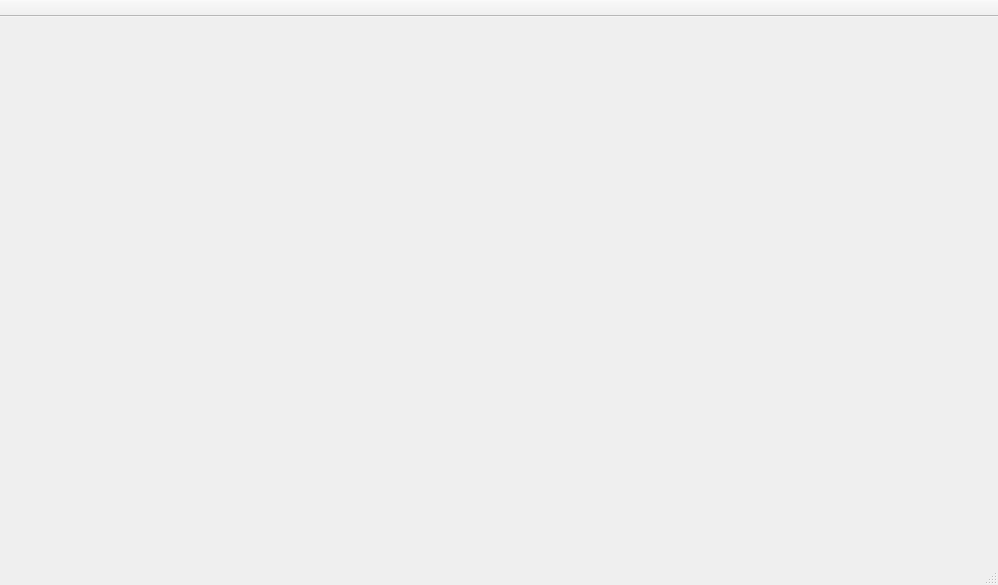
Qt form BodegueroHero/mainwindow.ui (ErickHernandez/BodegueroHero) before a commit.
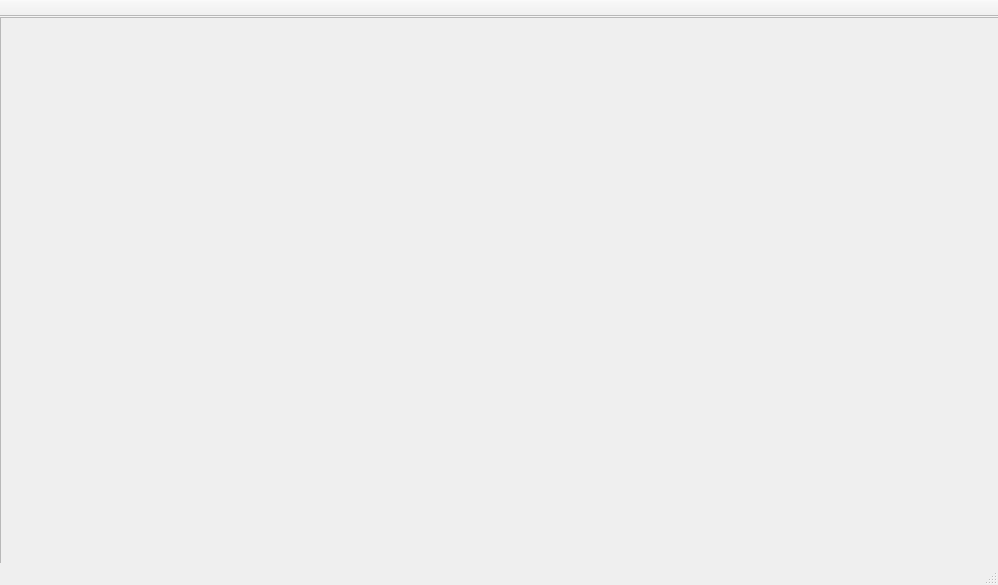
The same form after that commit. Icons and pictures are not drawn.

Commit message: Problema del fondo solucionado.

Diff of the .ui file:
```diff
--- a/BodegueroHero/mainwindow.ui
+++ b/BodegueroHero/mainwindow.ui
@@ -29,7 +29,27 @@
     <property name="currentIndex">
      <number>0</number>
     </property>
-    <widget class="QWidget" name="page"/>
+    <widget class="QWidget" name="page">
+     <widget class="QFrame" name="frame">
+      <property name="geometry">
+       <rect>
+        <x>0</x>
+        <y>0</y>
+        <width>1001</width>
+        <height>551</height>
+       </rect>
+      </property>
+      <property name="styleSheet">
+       <string notr="true">background-image: url(:/images/Start.png);</string>
+      </property>
+      <property name="frameShape">
+       <enum>QFrame::StyledPanel</enum>
+      </property>
+      <property name="frameShadow">
+       <enum>QFrame::Raised</enum>
+      </property>
+     </widget>
+    </widget>
     <widget class="QWidget" name="page_2"/>
     <widget class="QWidget" name="page_3"/>
     <widget class="QWidget" name="page_4"/>
```
Left out of the diff: 4 changed lines with no effect on the pictures. The commit also changes 1 other file.
